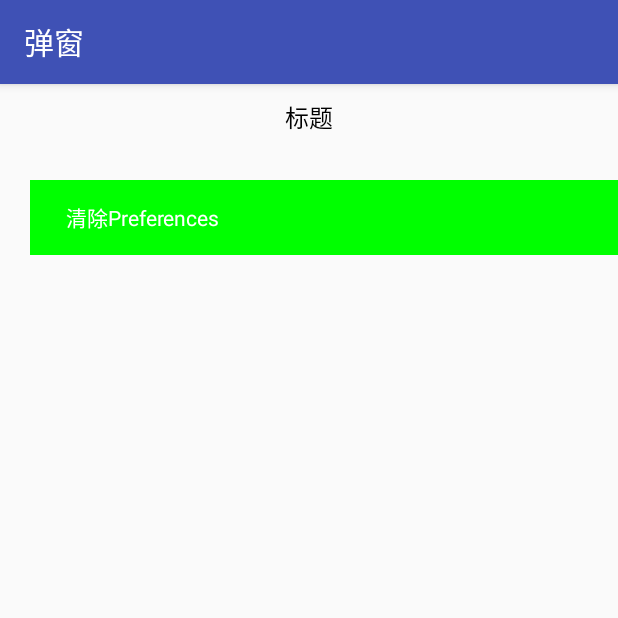
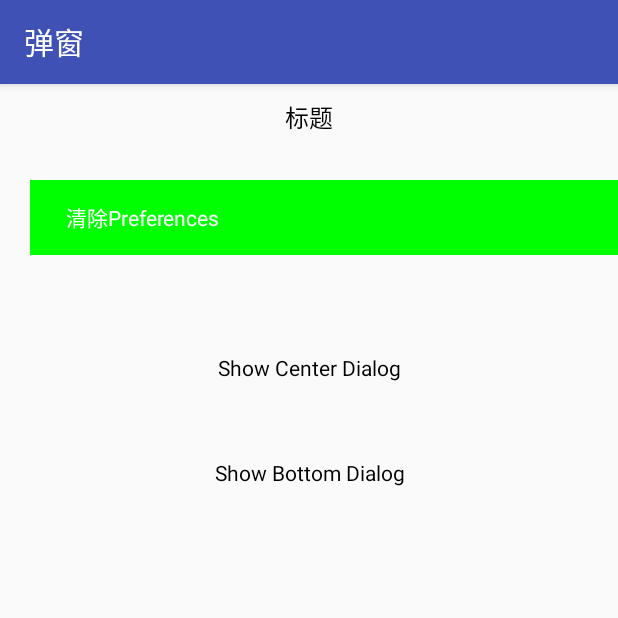
Before and after one commit to shixin58/WaterlooBridge, an Android app: the PopupLayerActivity screen opened directly, with no data from a screen before it, on a phone screen of 412 x 824 dp, the top half of it. Run offline under Robolectric (Android 15) with nearby library versions, the phone set to English and light mode, and no system bars.

Commit message:
添加底部推出对话框

```diff
--- a/app/src/main/java/com/victor/utils/ResUtils.java
+++ b/app/src/main/java/com/victor/utils/ResUtils.java
@@ -10,6 +10,10 @@ public class ResUtils {
 
     public static String getString(int id) {
         return VictorApplication.getInstance().getString(id);
+    }
+
+    public static String[] getStringArray(int id) {
+        return VictorApplication.getInstance().getResources().getStringArray(R.array.loan_down_payment_ratio);
     }
 
     public static int getColor(int id) {
--- a/app/src/main/java/com/victor/utils/activities/CustomWidgetActivity.java
+++ b/app/src/main/java/com/victor/utils/activities/CustomWidgetActivity.java
@@ -9,7 +9,6 @@ import android.widget.RadioButton;
 
 import com.victor.utils.R;
 import com.victor.utils.specific.WidgetUtils;
-import com.victor.utils.widget.PrivacyPolicyDialog;
 
 import java.util.List;
 
@@ -38,8 +37,4 @@ public class CustomWidgetActivity extends AppCompatActivity {
     @OnClick({R.id.btn00, R.id.btn01, R.id.btn02, R.id.btn03, R.id.btn04, R.id.btn05, R.id.btn06, R.id.btn07}) void onTabClick(View view) {
         WidgetUtils.controlTabsPosition(horizontalScrollView, radioButtons, radioButtons.indexOf(view));
     }
-
-    @OnClick(R.id.tv_show_dialog) void onDialogButtonClick() {
-        PrivacyPolicyDialog.show(this);
-    }
 }
--- a/app/src/main/java/com/victor/utils/activities/PopupLayerActivity.java
+++ b/app/src/main/java/com/victor/utils/activities/PopupLayerActivity.java
@@ -7,12 +7,15 @@ import android.view.View;
 
 import com.victor.utils.PreferenceUtils;
 import com.victor.utils.R;
+import com.victor.utils.ResUtils;
 import com.victor.utils.specific.WidgetUtils;
+import com.victor.utils.widget.BottomChooseDialog;
+import com.victor.utils.widget.PrivacyPolicyDialog;
 
 /**
  * <p>Created by shixin on 2018/4/7.
  */
-public class PopupLayerActivity extends AppCompatActivity {
+public class PopupLayerActivity extends AppCompatActivity implements View.OnClickListener{
 
     @Override
     protected void onCreate(@Nullable Bundle savedInstanceState) {
@@ -25,15 +28,31 @@ public class PopupLayerActivity extends AppCompatActivity {
         View titleBar = findViewById(R.id.title_bar);
         View inventoryEntry = findViewById(R.id.inventory_entry);
         View clearPreferences = findViewById(R.id.tv_clear_preferences);
+        View tvShowDialog = findViewById(R.id.tv_show_dialog);
+        View tvDialogBottom = findViewById(R.id.tv_dialog_bottom);
 
         WidgetUtils.initSerialFollowTip(this, titleBar);
         WidgetUtils.initInventoryTip(this, inventoryEntry);
-        clearPreferences.setOnClickListener(new View.OnClickListener() {
-            @Override
-            public void onClick(View v) {
+        clearPreferences.setOnClickListener(this);
+        tvShowDialog.setOnClickListener(this);
+        tvDialogBottom.setOnClickListener(this);
+    }
+
+    @Override
+    public void onClick(View v) {
+        switch (v.getId()) {
+            case R.id.tv_clear_preferences:
                 PreferenceUtils.clear();
                 PreferenceUtils.commit();
-            }
-        });
+                break;
+            case R.id.tv_show_dialog:
+                PrivacyPolicyDialog.show(this);
+                break;
+            case R.id.tv_dialog_bottom:
+                BottomChooseDialog dialog = new BottomChooseDialog(this);
+                dialog.setList(ResUtils.getStringArray(R.array.loan_down_payment_ratio));
+                dialog.show();
+                break;
+        }
     }
 }
--- a/app/src/main/res/drawable/divider_vertical.xml
+++ b/app/src/main/res/drawable/divider_vertical.xml
@@ -3,5 +3,5 @@
     <size
         android:width="1dp"
         android:height="6dp" />
-    <solid android:color="#FFEAEEF5" />
+    <solid android:color="@color/ln_1" />
 </shape>
--- a/app/src/main/res/layout/activity_popup_layer.xml
+++ b/app/src/main/res/layout/activity_popup_layer.xml
@@ -1,8 +1,12 @@
 <?xml version="1.0" encoding="utf-8"?>
-<android.support.constraint.ConstraintLayout xmlns:android="http://schemas.android.com/apk/res/android"
+<ScrollView xmlns:android="http://schemas.android.com/apk/res/android"
+    xmlns:app="http://schemas.android.com/apk/res-auto"
     android:layout_width="match_parent"
-    android:layout_height="match_parent"
-    xmlns:app="http://schemas.android.com/apk/res-auto">
+    android:layout_height="match_parent">
+
+    <android.support.constraint.ConstraintLayout
+        android:layout_width="match_parent"
+        android:layout_height="wrap_content">
 
         <android.support.constraint.ConstraintLayout
             android:id="@+id/title_bar"
@@ -51,4 +55,39 @@
 
         </android.support.constraint.ConstraintLayout>
 
+        <android.support.constraint.ConstraintLayout
+            android:id="@+id/dialog_bottom"
+            android:layout_width="0dp"
+            android:layout_height="wrap_content"
+            app:layout_constraintLeft_toLeftOf="parent"
+            app:layout_constraintRight_toRightOf="parent"
+            app:layout_constraintTop_toBottomOf="@id/inventory_entry"
+            android:layout_marginTop="50dp">
+
+            <TextView
+                android:id="@+id/tv_show_dialog"
+                android:layout_width="0dp"
+                android:layout_height="50dp"
+                app:layout_constraintLeft_toLeftOf="parent"
+                app:layout_constraintRight_toRightOf="parent"
+                app:layout_constraintTop_toTopOf="parent"
+                android:gravity="center"
+                android:textColor="@android:color/black"
+                android:textSize="14sp"
+                android:text="Show Center Dialog"/>
+
+            <TextView
+                android:id="@+id/tv_dialog_bottom"
+                android:layout_width="0dp"
+                android:layout_height="50dp"
+                app:layout_constraintLeft_toLeftOf="parent"
+                app:layout_constraintRight_toRightOf="parent"
+                app:layout_constraintTop_toBottomOf="@id/tv_show_dialog"
+                android:layout_marginTop="20dp"
+                android:gravity="center"
+                android:textColor="@android:color/black"
+                android:textSize="14sp"
+                android:text="Show Bottom Dialog"/>
         </android.support.constraint.ConstraintLayout>
+    </android.support.constraint.ConstraintLayout>
+</ScrollView>
--- a/app/src/main/res/layout/dialog_privacy_policy.xml
+++ b/app/src/main/res/layout/dialog_privacy_policy.xml
@@ -19,7 +19,7 @@
     <View
         android:layout_width="match_parent"
         android:layout_height="1dp"
-        android:background="#FFEAEEF5"/>
+        android:background="@color/ln_1"/>
 
     <TextView
         android:id="@+id/agree_tv"
--- a/app/src/main/res/values/colors.xml
+++ b/app/src/main/res/values/colors.xml
@@ -12,4 +12,5 @@
 
     <color name="tx_2">#FF666666</color>
     <color name="tx_6">#FF339CFE</color>
+    <color name="ln_1">#FFEAEEF5</color>
 </resources>
--- /dev/null
+++ b/app/src/main/res/values/string_arrays.xml
@@ -0,0 +1,10 @@
+<resources>
+    <string-array name="loan_down_payment_ratio">
+        <item>零首付</item>
+        <item>20%</item>
+        <item>30%</item>
+        <item>40%</item>
+        <item>50%</item>
+        <item>60%</item>
+    </string-array>
+</resources>
--- a/app/src/main/res/values/strings.xml
+++ b/app/src/main/res/values/strings.xml
@@ -24,4 +24,6 @@
     <string name="web_service_agreement">网络服务协议</string>
     <string name="privacy_policy">隐私政策</string>
     <string name="agree">同意</string>
+    <string name="confirm">确定</string>
+    <string name="cancel">取消</string>
 </resources>
```
Also changed, not shown: app/src/main/java/com/victor/utils/widget/BottomChooseDialog.java (added, +126 -0 lines), app/src/main/res/anim/push_up_in_300.xml (added, +14 -0 lines), app/src/main/res/anim/push_up_out_300.xml (added, +14 -0 lines), app/src/main/res/layout/activity_custom_widget.xml (+0 -13 lines), app/src/main/res/layout/adapter_bottom_choose.xml (added, +29 -0 lines), app/src/main/res/layout/dialog_bottom_choose.xml (added, +36 -0 lines), app/src/main/res/values/styles.xml (+17 -0 lines). Lines whose indentation alone changed are shown as unchanged.
